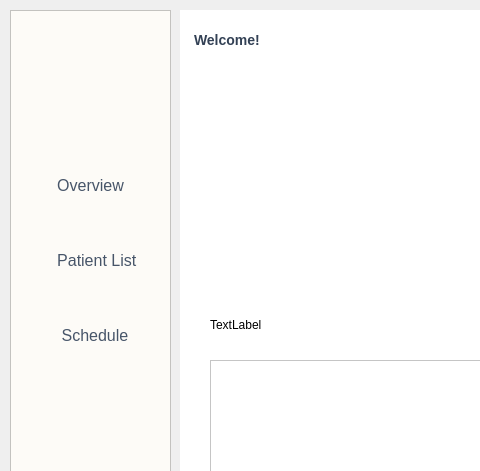
Before: the Qt Designer form doctorwindow.ui in princuthapa/AXON_HMS, drawn with Qt 5; both pictures show x 0 to 480 and y 0 to 471 of the 1280 by 720 pixel window.
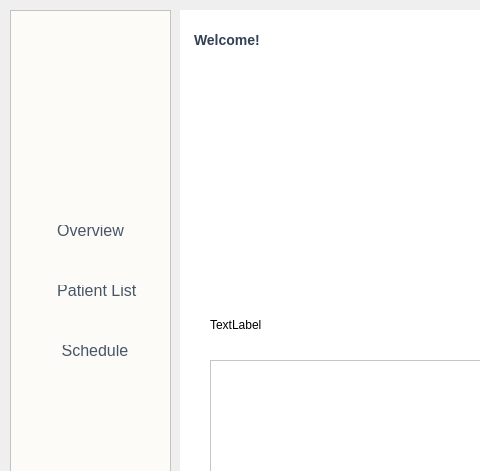
After: the same form once the commit is applied. Icons and pictures are not drawn.

Commit message: Doctor dashboard with treatment dialog and UI improvements

Patch:
```diff
--- a/doctorwindow.ui
+++ b/doctorwindow.ui
@@ -486,9 +486,9 @@
     <property name="geometry">
      <rect>
       <x>0</x>
-      <y>300</y>
+      <y>320</y>
       <width>161</width>
-      <height>51</height>
+      <height>41</height>
      </rect>
     </property>
     <property name="font">
@@ -505,12 +505,18 @@
    <widget class="QLabel" name="logoLabel">
     <property name="geometry">
      <rect>
-      <x>20</x>
+      <x>10</x>
       <y>10</y>
       <width>131</width>
       <height>131</height>
      </rect>
     </property>
+    <property name="autoFillBackground">
+     <bool>false</bool>
+    </property>
+    <property name="styleSheet">
+     <string notr="true"/>
+    </property>
     <property name="text">
      <string/>
     </property>
@@ -520,14 +526,17 @@
     <property name="scaledContents">
      <bool>true</bool>
     </property>
+    <property name="wordWrap">
+     <bool>false</bool>
+    </property>
    </widget>
    <widget class="QPushButton" name="overviewBtn">
     <property name="geometry">
      <rect>
       <x>0</x>
-      <y>150</y>
+      <y>200</y>
       <width>161</width>
-      <height>51</height>
+      <height>41</height>
      </rect>
     </property>
     <property name="font">
@@ -545,9 +554,9 @@
     <property name="geometry">
      <rect>
       <x>0</x>
-      <y>220</y>
+      <y>260</y>
       <width>161</width>
-      <height>61</height>
+      <height>41</height>
      </rect>
     </property>
     <property name="font">
```
The commit also changes 6 other files.
